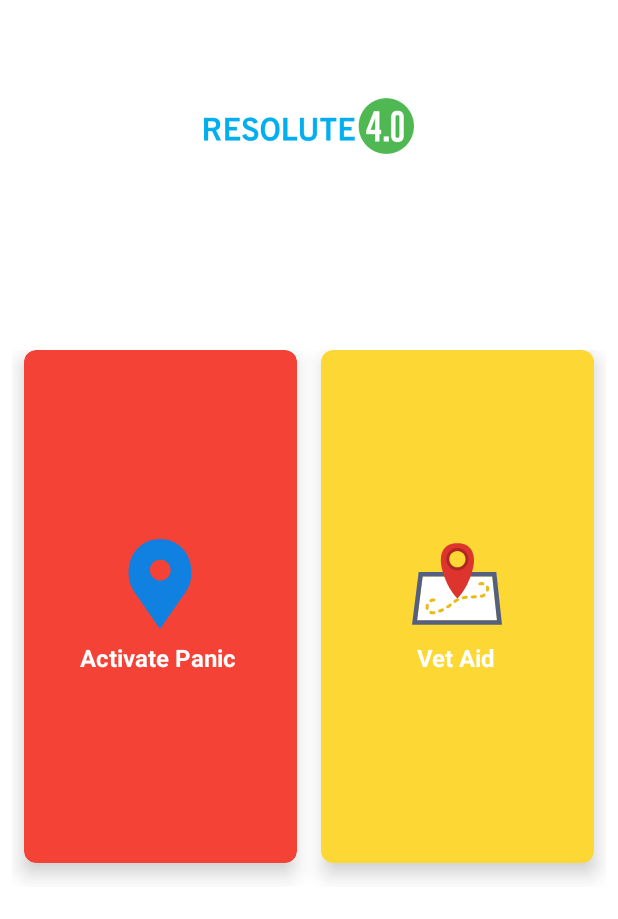
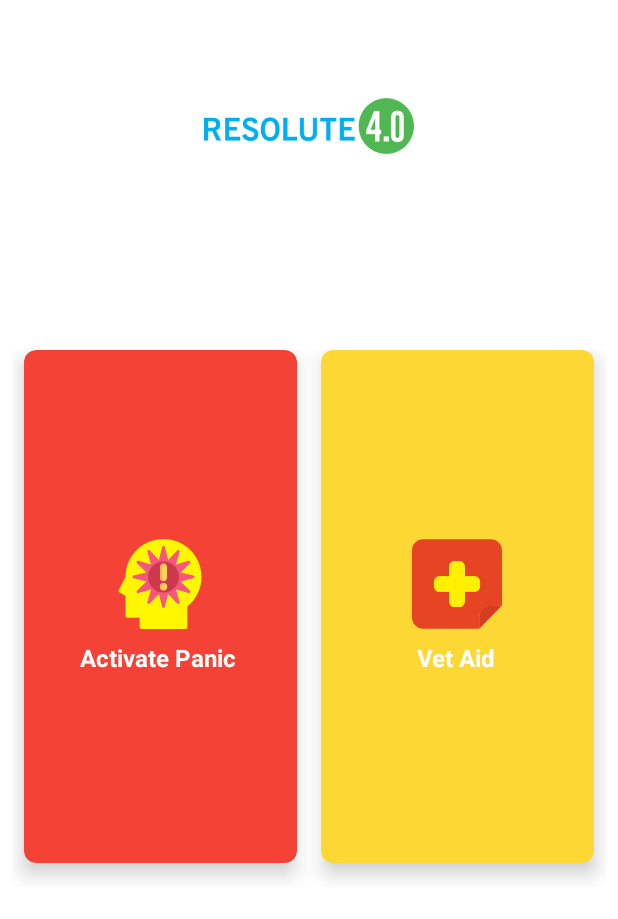
Before and after one commit to themavencoder/resolute40-herdsmen, an Android app: the layout herdsmen_dashboard.xml on its own in the app's theme, with its tools: preview values and no code run, on a phone screen of 412 x 824 dp. Shown: the top 919 px of the screen. Run offline under Robolectric (Android 15) with nearby library versions, the phone set to English and light mode, and no system bars.

Commit message:
Update dashboard icons

```diff
--- /dev/null
+++ b/app/src/main/res/drawable/ic_hospital.xml
@@ -0,0 +1,6 @@
+<vector android:height="24dp" android:viewportHeight="358.08"
+    android:viewportWidth="358.08" android:width="24dp" xmlns:android="http://schemas.android.com/apk/res/android">
+    <path android:fillColor="#E74424" android:pathData="M313.862,1.375H179.04H44.218C19.797,1.375 0,21.172 0,45.592v266.896c0,24.42 19.797,44.217 44.218,44.217H179.04h88.697V310.58c0,-24.421 19.797,-44.218 44.217,-44.218l46.126,-2.25V45.592C358.08,21.172 338.283,1.375 313.862,1.375zM270.885,186.871c0,12.93 -10.482,23.414 -23.419,23.414h-37.178v37.18c0,12.936 -10.481,23.422 -23.419,23.422h-13.526h-2.133c-12.934,0 -23.423,-10.486 -23.423,-23.422v-37.18h-37.178c-12.928,0 -23.414,-10.484 -23.414,-23.414v-15.668c0,-12.93 10.486,-23.414 23.414,-23.414h37.178v-37.176c0,-12.938 10.489,-23.42 23.423,-23.42h2.133h13.526c12.938,0 23.419,10.482 23.419,23.42v37.176h37.178c12.937,0 23.419,10.484 23.419,23.414V186.871z"/>
+    <path android:fillColor="#D43D21" android:pathData="M267.654,309.432v47.273l90.426,-92.593h-45.107C287.944,264.112 267.654,284.402 267.654,309.432z"/>
+    <path android:fillColor="#FFEF00" android:pathData="M247.466,147.789h-37.178v-37.176c0,-12.938 -10.481,-23.42 -23.419,-23.42h-13.526h-2.133c-12.934,0 -23.423,10.482 -23.423,23.42v37.176h-37.178c-12.928,0 -23.414,10.484 -23.414,23.414v15.668c0,12.93 10.486,23.414 23.414,23.414h37.178v37.18c0,12.936 10.489,23.422 23.423,23.422h2.133h13.526c12.938,0 23.419,-10.486 23.419,-23.422v-37.18h37.178c12.937,0 23.419,-10.484 23.419,-23.414v-15.668C270.885,158.273 260.402,147.789 247.466,147.789z"/>
+</vector>
--- /dev/null
+++ b/app/src/main/res/drawable/ic_panic.xml
@@ -0,0 +1,10 @@
+<vector android:height="24dp" android:viewportHeight="512"
+    android:viewportWidth="512" android:width="24dp" xmlns:android="http://schemas.android.com/apk/res/android">
+    <path android:fillColor="#FFF700" android:pathData="M428.736,63.265C387.939,22.468 333.697,0 276.001,0S164.063,22.468 123.266,63.265c-40.349,40.349 -62.769,93.844 -63.257,150.83l-39.164,78.327c-1.87,3.739 -0.545,8.287 3.039,10.438L60,324.529V440c0,4.418 3.582,8 8,8h72v56c0,4.418 3.582,8 8,8h256c4.418,0 8,-3.582 8,-8V383.812c50.892,-41.258 80,-102.196 80,-167.812C492.001,158.304 469.533,104.062 428.736,63.265z"/>
+    <path android:fillColor="#F5577E" android:pathData="M445.943,208.239l-72.892,-18.244l54.004,-52.246c2.638,-2.552 3.201,-6.571 1.366,-9.75s-5.599,-4.7 -9.126,-3.692l-72.248,20.646l20.646,-72.248c1.009,-3.529 -0.514,-7.292 -3.692,-9.126c-3.18,-1.835 -7.198,-1.272 -9.75,1.366l-52.246,54.004l-18.244,-72.892c-0.891,-3.56 -4.09,-6.057 -7.76,-6.057s-6.87,2.497 -7.761,6.058l-18.244,72.892L197.75,64.945c-2.552,-2.637 -6.57,-3.201 -9.75,-1.366c-3.178,1.835 -4.701,5.598 -3.692,9.126l20.646,72.248l-72.248,-20.646c-3.527,-1.008 -7.291,0.513 -9.126,3.692c-1.835,3.178 -1.272,7.198 1.366,9.75l54.004,52.246l-72.892,18.244C102.497,209.13 100,212.33 100,216s2.497,6.87 6.058,7.761l72.892,18.244l-54.004,52.246c-2.638,2.552 -3.201,6.571 -1.366,9.75s5.597,4.7 9.126,3.692l72.248,-20.646l-20.646,72.248c-0.997,3.487 0.551,7.313 3.692,9.126c3.141,1.813 7.228,1.241 9.75,-1.366l52.246,-54.004l18.244,72.892c0.881,3.518 4.134,6.058 7.761,6.058c3.627,0 6.88,-2.539 7.761,-6.058l18.244,-72.892l52.246,54.004c2.522,2.606 6.609,3.179 9.75,1.366s4.689,-5.64 3.692,-9.126l-20.646,-72.248l72.248,20.646c3.528,1.009 7.291,-0.513 9.126,-3.692c1.835,-3.178 1.272,-7.198 -1.366,-9.75l-54.004,-52.246l72.892,-18.244c3.561,-0.891 6.058,-4.091 6.058,-7.761S449.504,209.13 445.943,208.239z"/>
+    <path android:fillColor="#CE384F" android:pathData="M276,216m-88,0a88,88 0,1 1,176 0a88,88 0,1 1,-176 0"/>
+    <path android:fillColor="#FAD55A" android:pathData="M276.001,140c-11.028,0 -20,8.972 -20,20v60c0,11.028 8.972,20 20,20s20,-8.972 20,-20v-60C296.001,148.972 287.029,140 276.001,140z"/>
+    <path android:fillColor="#FEAD5A" android:pathData="M268.001,220v-60c0,-8.938 5.895,-16.523 14,-19.078c-1.895,-0.597 -3.91,-0.922 -6,-0.922c-11.028,0 -20,8.972 -20,20v60c0,11.028 8.972,20 20,20c2.09,0 4.105,-0.325 6,-0.922C273.896,236.523 268.001,228.938 268.001,220z"/>
+    <path android:fillColor="#FAD55A" android:pathData="M276,271.5m-21,0a21,21 0,1 1,42 0a21,21 0,1 1,-42 0"/>
+    <path android:fillColor="#FEAD5A" android:pathData="M287.001,288c-11.598,0 -21,-9.402 -21,-21c0,-6.637 3.087,-12.545 7.895,-16.394c-10.609,1.056 -18.895,10.007 -18.895,20.894c0,11.598 9.402,21 21,21c4.961,0 9.512,-1.73 13.105,-4.606C288.413,287.963 287.711,288 287.001,288z"/>
+</vector>
--- a/app/src/main/res/layout-sw600dp/herdsmen_dashboard.xml
+++ b/app/src/main/res/layout-sw600dp/herdsmen_dashboard.xml
@@ -104,7 +104,7 @@
                         android:layout_height="wrap_content">
 
                         <ImageView
-                            android:src="@drawable/ic_placeholder"
+                            android:src="@drawable/ic_panic"
                             android:layout_gravity="center_horizontal"
                             android:layout_width="100dp"
                             android:layout_height="60dp" />
@@ -149,7 +149,7 @@
                         android:layout_height="wrap_content">
 
                         <ImageView
-                            android:src="@drawable/ic_map_farm"
+                            android:src="@drawable/ic_hospital"
                             android:layout_gravity="center_horizontal"
                             android:layout_width="100dp"
                             android:layout_height="60dp" />
--- a/app/src/main/res/layout/herdsmen_dashboard.xml
+++ b/app/src/main/res/layout/herdsmen_dashboard.xml
@@ -101,7 +101,7 @@
                         android:layout_height="wrap_content">
 
                         <ImageView
-                            android:src="@drawable/ic_placeholder"
+                            android:src="@drawable/ic_panic"
                             android:layout_gravity="center_horizontal"
                             android:layout_width="100dp"
                             android:layout_height="60dp" />
@@ -146,7 +146,7 @@
                         android:layout_height="wrap_content">
 
                         <ImageView
-                            android:src="@drawable/ic_map_farm"
+                            android:src="@drawable/ic_hospital"
                             android:layout_gravity="center_horizontal"
                             android:layout_width="100dp"
                             android:layout_height="60dp" />
```
